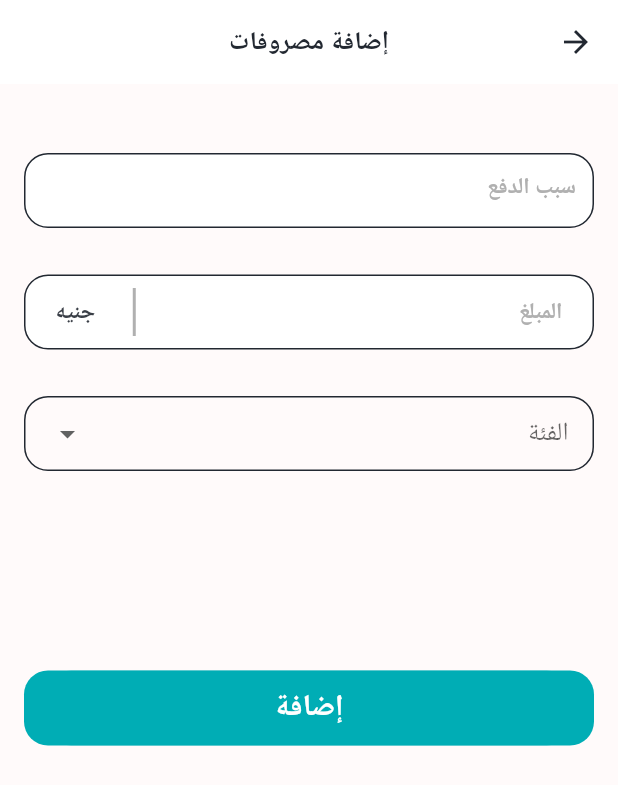
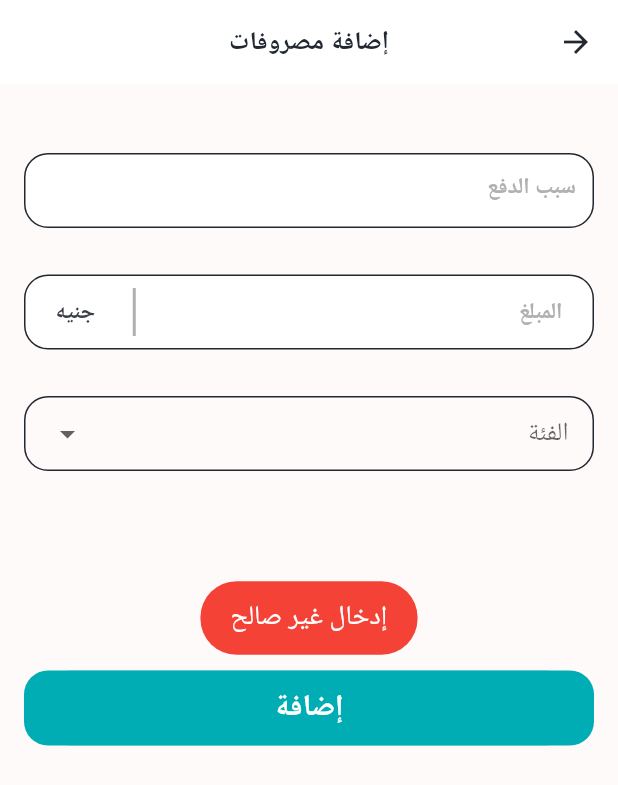
Before and after one commit to mostafaramadanhamed/amwaly, a Flutter app: the AddPaymentsView screen opened directly, after a tap on "إضافة", on a phone screen of 412 x 824 dp. Shown: the top 785 px of the screen. Run offline on Flutter 3.47's test engine with Material 2 defaults, Android fonts, the phone set to English and light mode, and no system bars; our stand-ins replace animated_text_kit, easy_localization, flutter_bloc, fluttertoast, font_awesome_flutter, google_fonts and 2 more; accounts and stored records are empty; Roboto replaces fonts that are missing (Cairo); statements that could not run were skipped.

Commit message:
finish payment view

```diff
--- a/lib/cubit/income_cubit.dart
+++ b/lib/cubit/income_cubit.dart
@@ -4,6 +4,7 @@ import 'package:flutter_bloc/flutter_bloc.dart';
 import 'package:hive_flutter/hive_flutter.dart';
 import 'package:untitled/core/api_constants.dart';
 import 'package:untitled/data/models/income.dart';
+import 'package:untitled/data/models/payment_model.dart';
 
 part 'income_state.dart';
 
@@ -21,6 +22,17 @@ class IncomeCubit extends Cubit<IncomeState> {
       emit(SetIncomeFailure());
     }
   }
+  addPayment(PaymentModel payment)async{
+    emit(IncomeInitial());
+    try{
+      var paymentBox=Hive.box<PaymentModel>(DatabaseConstance.kBoxName);
+      await paymentBox.add(payment);
+      emit(AddPaymentsSuccess());
+    }
+    catch(ex){
+      emit(AddPaymentsFailure());
+    }
+  }
   IncomeModel ? income;
   fetchName() {
     var incomeBox=Hive.box<IncomeModel>(DatabaseConstance.kBoxName);
--- a/lib/cubit/income_state.dart
+++ b/lib/cubit/income_state.dart
@@ -8,3 +8,5 @@ class SetIncomeSuccess extends IncomeState {}
 class GetIncomeSuccess extends IncomeState {}
 class SetIncomeFailure extends IncomeState {}
 class GetIncomeFailure extends IncomeState {}
+class AddPaymentsSuccess extends IncomeState {}
+class AddPaymentsFailure extends IncomeState {}
--- a/lib/main.dart
+++ b/lib/main.dart
@@ -5,8 +5,8 @@ import 'package:google_fonts/google_fonts.dart';
 import 'package:hive_flutter/adapters.dart';
 import 'package:untitled/core/api_constants.dart';
 import 'package:untitled/cubit/income_cubit.dart';
+import 'package:untitled/data/models/payment_model.dart';
 import 'package:untitled/presentation/views/Main/main_view.dart';
-import 'package:untitled/presentation/views/splash/splas_view.dart';
 
 import 'cubit/bloc_observer.dart';
 import 'data/models/income.dart';
@@ -18,6 +18,7 @@ Future<void> main() async {
   await Hive.initFlutter();
   Bloc.observer = MyBlocObserver();
   Hive.registerAdapter(IncomeModelAdapter());
+  Hive.registerAdapter(PaymentModelAdapter());
   await Hive.openBox<IncomeModel>(DatabaseConstance.kBoxName);
 
   runApp(EasyLocalization(
--- a/lib/presentation/views/Main/add_payments.dart
+++ b/lib/presentation/views/Main/add_payments.dart
@@ -1,13 +1,17 @@
 import 'package:easy_localization/easy_localization.dart';
 import 'package:flutter/material.dart';
+import 'package:flutter_bloc/flutter_bloc.dart';
+import 'package:fluttertoast/fluttertoast.dart';
 import 'package:untitled/core/utils/colors.dart';
 import 'package:untitled/core/utils/styles.dart';
 import 'package:untitled/core/utils/utils.dart';
 import 'package:untitled/core/widgets/text_field.dart';
+import 'package:untitled/data/models/payment_model.dart';
 import 'package:untitled/presentation/views/Main/widgets/money_text_field.dart';
 import '../../../core/constants.dart';
 import '../../../core/widgets/button.dart';
 import '../../../core/widgets/custom_app_bar.dart';
+import '../../../cubit/income_cubit.dart';
 
 class AddPaymentsView extends StatefulWidget {
    const AddPaymentsView({Key? key}) : super(key: key);
@@ -17,7 +21,8 @@ class AddPaymentsView extends StatefulWidget {
 }
 
 class _AddPaymentsViewState extends State<AddPaymentsView> {
-  final TextEditingController incomeController = TextEditingController();
+  final TextEditingController titleController = TextEditingController();
+  final TextEditingController moneyController = TextEditingController();
 
    String ? value;
 
@@ -25,16 +30,19 @@ class _AddPaymentsViewState extends State<AddPaymentsView> {
   Widget build(BuildContext context) {
     return  Scaffold(
       appBar: customAppBarr(true, context, title: "add payment"),
-      body:Padding(
+      body:BlocBuilder<IncomeCubit, IncomeState>(
+  builder: (context, state) {
+
+    return Padding(
         padding: const EdgeInsets.symmetric(horizontal: 16.0),
         child: SingleChildScrollView(
           child: Column(
             crossAxisAlignment: CrossAxisAlignment.start,
             children: [
               46.ph,
-              const CustomTextField(hint: 'payments'),
+               CustomTextField(hint: 'payments',controller: titleController,),
               31.ph,
-              MoneyTextField(incomeController: incomeController,),
+              MoneyTextField(incomeController: moneyController,),
               31.ph,
               Container(
                 height: 50,
@@ -67,12 +75,44 @@ class _AddPaymentsViewState extends State<AddPaymentsView> {
               ),
               133.ph,
               ButtonWidget(onTap: () {
-
+                try{
+              var paymentModel=PaymentModel(title: titleController.text, money: double.parse(moneyController.text), category: value!);
+                 BlocProvider.of<IncomeCubit>(context).addPayment(paymentModel);
+              Fluttertoast.showToast(
+    msg: "added successfully".tr(),
+    toastLength: Toast.LENGTH_SHORT,
+    gravity: ToastGravity.CENTER,
+    timeInSecForIosWeb: 1,
+    backgroundColor:AppColors.kTextColor,
+    textColor: Colors.white,
+    fontSize: 18.0
+    );
+              print(paymentModel.title);
+              print(paymentModel.money);
+              print(paymentModel.category);
+    titleController.clear();
+    moneyController.clear();
+    Utils.pop(context);
+    }
+    catch (e) {
+    debugPrint(e.toString());
+    Fluttertoast.showToast(
+    msg: "FormatException: Invalid double".tr(),
+    toastLength: Toast.LENGTH_SHORT,
+    gravity: ToastGravity.CENTER,
+    timeInSecForIosWeb: 1,
+    backgroundColor: Colors.red,
+    textColor: Colors.white,
+    fontSize: 18.0
+    );
+    }
               },),
             ],
           ),
         ),
-      ),
+      );
+  },
+),
     );
   }
 }
```
